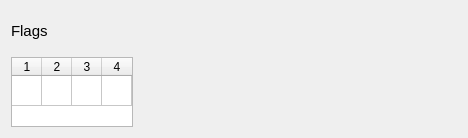
bstee615/armsim, file armsim/ui/flagswidget.ui: the form before one commit.
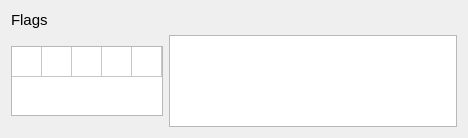
The form after the commit.

The edit to the form file:
```diff
--- a/armsim/ui/flagswidget.ui
+++ b/armsim/ui/flagswidget.ui
@@ -27,6 +27,8 @@
     </widget>
    </item>
    <item>
+    <layout class="QHBoxLayout" name="horizontalLayout">
+     <item>
     <widget class="QTableWidget" name="tblFlags">
      <property name="sizePolicy">
       <sizepolicy hsizetype="Fixed" vsizetype="Fixed">
@@ -56,10 +58,10 @@
       <number>1</number>
      </property>
      <property name="columnCount">
-      <number>4</number>
+        <number>5</number>
      </property>
      <attribute name="horizontalHeaderVisible">
-      <bool>true</bool>
+        <bool>false</bool>
      </attribute>
      <attribute name="horizontalHeaderDefaultSectionSize">
       <number>30</number>
@@ -87,7 +89,13 @@
      <column/>
      <column/>
      <column/>
-    </widget>
+       <column/>
+      </widget>
+     </item>
+     <item>
+      <widget class="QTextBrowser" name="processorMode"/>
+     </item>
+    </layout>
    </item>
   </layout>
  </widget>
```
Lines whose indentation alone changed are shown as unchanged.
